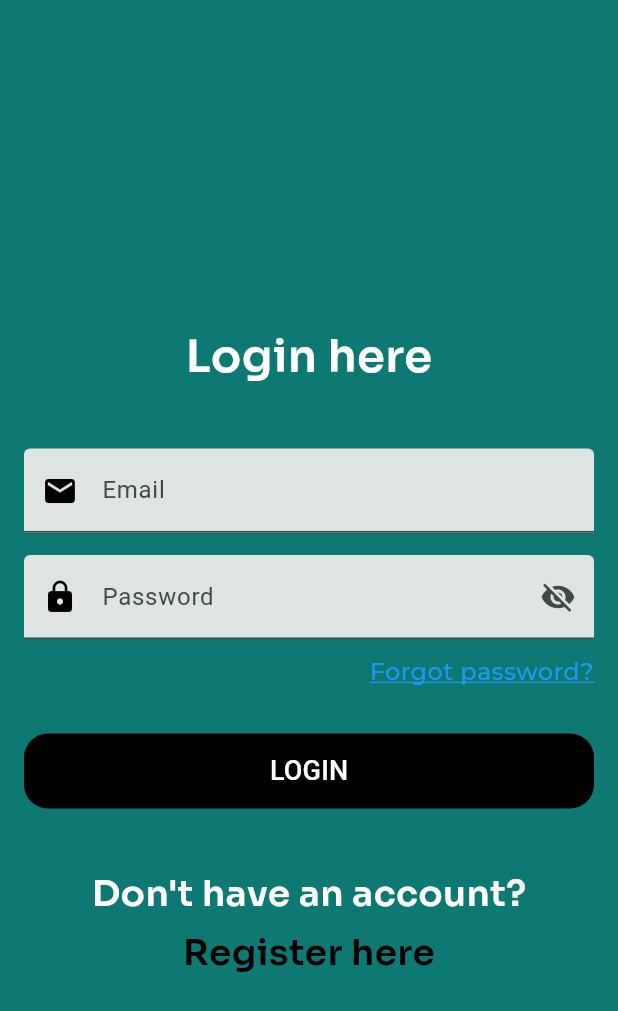
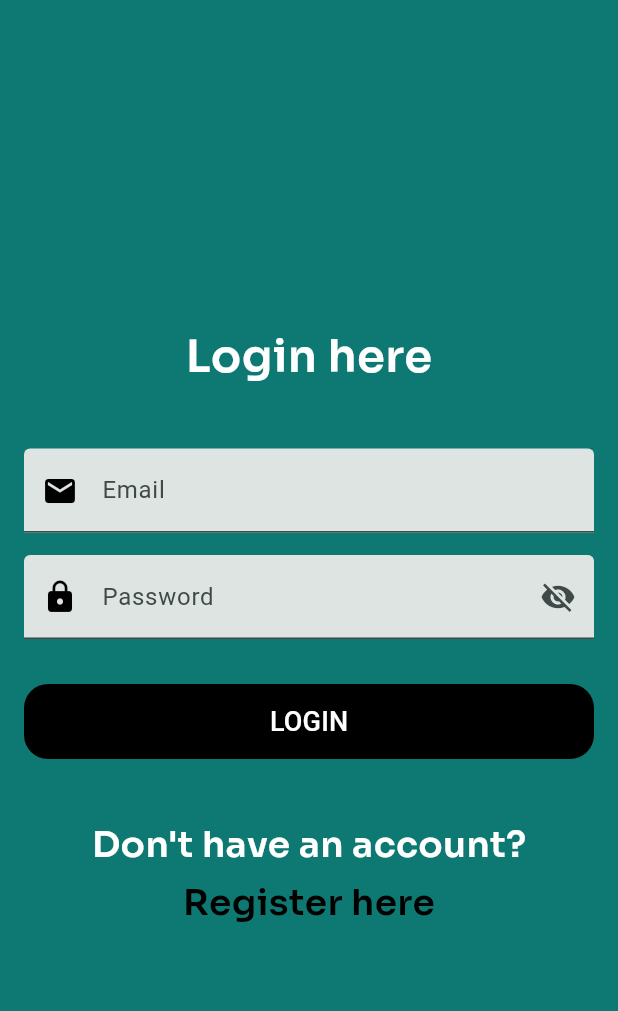
Before and after one commit to Siocic/rekreacija-ui, a Flutter app: the screen it shows after launch, on a phone screen of 412 x 824 dp. Shown: the top 1011 px of the screen. Run offline on Flutter 3.47's test engine with Material 3 defaults, Android fonts, the phone set to English and light mode, and no system bars; drawn by our look-alikes of flutter_form_builder; our stand-ins replace file_picker, flutter_rating_bar, flutter_secure_storage, form_builder_validators, google_fonts, image_picker and 2 more; accounts and stored records are empty.

Commit message:
remove forgot password from login page on mobile app

```diff
--- a/rekreacija_mobile/lib/screens/login_screen.dart
+++ b/rekreacija_mobile/lib/screens/login_screen.dart
@@ -91,24 +91,24 @@ class _LoginScreen extends State<LoginScreen> {
                         FormBuilderValidators.required(),
                       ]),
                     ),
-                    const SizedBox(height: 10),
-                    Align(
-                      alignment: Alignment.centerRight,
-                      child: GestureDetector(
-                        onTap: () {
-                          print('Forgot Password');
-                        },
-                        child: Text(
-                          'Forgot password?',
-                          style: GoogleFonts.montserrat(
-                              color: Colors.blue,
-                              fontSize: 16,
-                              decoration: TextDecoration.underline,
-                              fontWeight: FontWeight.w500,
-                              decorationColor: Colors.blue),
-                        ),
-                      ),
-                    ),
+                    // const SizedBox(height: 10),
+                    // Align(
+                    //   alignment: Alignment.centerRight,
+                    //   child: GestureDetector(
+                    //     onTap: () {
+                    //       print('Forgot Password');
+                    //     },
+                    //     child: Text(
+                    //       'Forgot password?',
+                    //       style: GoogleFonts.montserrat(
+                    //           color: Colors.blue,
+                    //           fontSize: 16,
+                    //           decoration: TextDecoration.underline,
+                    //           fontWeight: FontWeight.w500,
+                    //           decorationColor: Colors.blue),
+                    //     ),
+                    //   ),
+                    // ),
                     const SizedBox(height: 30),
                     SizedBox(
                       width: 400,
```
